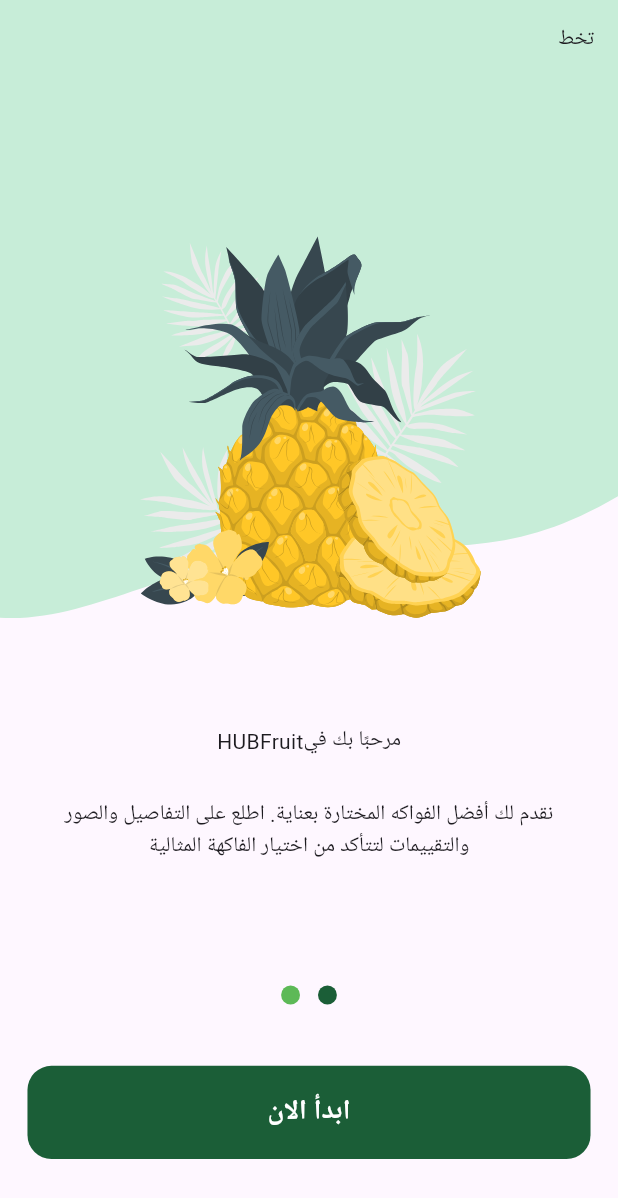
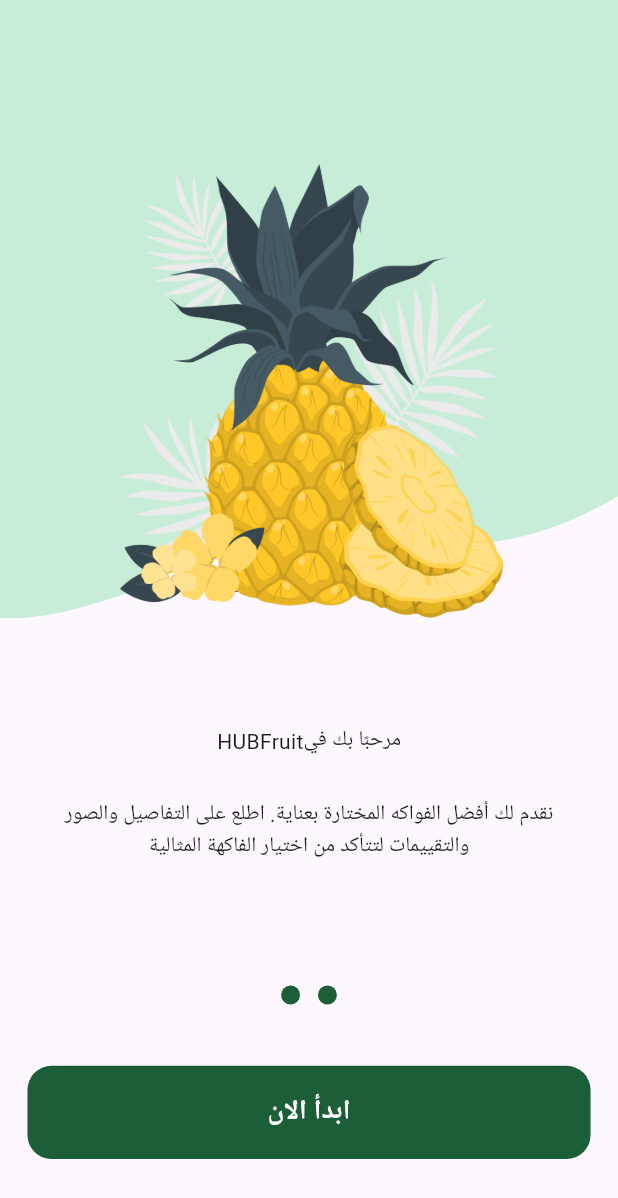
Before and after one commit to AbdoAlHady/fruits_hub, a Flutter app: the screen it shows after launch, swiped to page 2, on a phone screen of 412 x 824 dp. Shown: the top 1198 px of the screen. Run offline on Flutter 3.47's test engine with Material 3 defaults, Android fonts, the phone set to English and light mode, and no system bars; drawn by our look-alikes of dots_indicator; our stand-ins replace flutter_screenutil, flutter_svg.

Commit message:
finish on boarding logic

```diff
--- a/lib/core/utils/app_images.dart
+++ b/lib/core/utils/app_images.dart
@@ -8,11 +8,11 @@ class AppImages {
 
   static const String imagesPageViewItem1BackgroundImage = "assets/images/page_view_item1_background_image.svg";
 
-  static const String imagesPageViewItem1Image = "assets/images/page_view_item1_image.svg";
+  static const String imagesPageViewItem1Image = "assets/images/page_view_item1_image.png";
 
   static const String imagesPageViewItem2BackgroundImage = "assets/images/page_view_item2_background_image.svg";
 
-  static const String imagesPageViewItem2Image = "assets/images/page_view_item2_image.svg";
+  static const String imagesPageViewItem2Image = "assets/images/page_view_item2_image.png";
 
   static const String imagesPlant = "assets/images/plant.svg";
 
--- a/lib/features/onboarding/presentation/widgets/on_boarding_page_view.dart
+++ b/lib/features/onboarding/presentation/widgets/on_boarding_page_view.dart
@@ -5,14 +5,18 @@ import 'package:fruits_hub/features/onboarding/presentation/widgets/page_view_it
 import '../../../../generated/l10n.dart';
 
 class OnBoardingPageView extends StatelessWidget {
-  const OnBoardingPageView({super.key});
-
+  const OnBoardingPageView({super.key, required this.pageController});
+  final PageController pageController;
   @override
   Widget build(BuildContext context) {
     return PageView(
+      controller: pageController,
       children: [
         PageViewItem(
           image: AppImages.imagesPageViewItem1Image,
+          isVisible:
+              (pageController.hasClients ? pageController.page!.round() : 0) ==
+                  0,
           backgorundImage: AppImages.imagesPageViewItem1BackgroundImage,
           subTitle: S.of(context).onBoardingSubtitle1,
           title: Row(
@@ -26,6 +30,11 @@ class OnBoardingPageView extends StatelessWidget {
         ),
         PageViewItem(
           image: AppImages.imagesPageViewItem2Image,
+          isVisible:
+              (pageController.hasClients ? pageController.page!.round() : 1) ==
+                      1
+                  ? false
+                  : true,
           backgorundImage: AppImages.imagesPageViewItem2BackgroundImage,
           subTitle: S.of(context).onBoardingSubtitle2,
           title: Row(
--- a/lib/features/onboarding/presentation/widgets/on_boarding_screen_body.dart
+++ b/lib/features/onboarding/presentation/widgets/on_boarding_screen_body.dart
@@ -6,27 +6,62 @@ import 'package:fruits_hub/core/theme/app_colors.dart';
 import 'package:fruits_hub/core/widgets/app_custom_button.dart';
 import 'package:fruits_hub/features/onboarding/presentation/widgets/on_boarding_page_view.dart';
 
-class OnBoardingScreenBody extends StatelessWidget {
+class OnBoardingScreenBody extends StatefulWidget {
   const OnBoardingScreenBody({super.key});
+
+  @override
+  State<OnBoardingScreenBody> createState() => _OnBoardingScreenBodyState();
+}
+
+class _OnBoardingScreenBodyState extends State<OnBoardingScreenBody> {
+  late final PageController pageController;
+  int currentPage = 0;
+  @override
+  void initState() {
+    pageController = PageController();
+    pageController.addListener(() {
+      currentPage = pageController.page!.round();
+      setState(() {});
+    });
+    super.initState();
+  }
+
+  @override
+  void dispose() {
+    pageController.dispose();
+    super.dispose();
+  }
 
   @override
   Widget build(BuildContext context) {
     return Column(
       children: [
-        Expanded(child: OnBoardingPageView()),
+        Expanded(
+          child: OnBoardingPageView(
+            pageController: pageController,
+          ),
+        ),
         DotsIndicator(
           dotsCount: 2,
           decorator: DotsDecorator(
             activeColor: AppColors.primaryColor,
-            color: AppColors.lightGreen,
+            color: currentPage == 1
+                ? AppColors.primaryColor
+                : AppColors.lightGreen,
             size: Size(11.w, 11.h),
             activeSize: Size(11.w, 11.h),
           ),
         ),
         verticalSpace(29),
-        Padding(
-          padding: EdgeInsets.symmetric(horizontal: 16.w),
-          child: AppCustomButton(onPressed: () {}, text: 'ابدأ الان'),
+        Visibility(
+          visible: currentPage == 1,
+          maintainAnimation: true,
+          maintainSize: true,
+          maintainState: true,
+          child: Padding(
+            padding: EdgeInsets.symmetric(horizontal: 16.w),
+            child: AppCustomButton(onPressed: () {}, text: 'ابدأ الان'),
+          ),
         ),
         verticalSpace(43)
       ],
--- a/lib/features/onboarding/presentation/widgets/page_view_item.dart
+++ b/lib/features/onboarding/presentation/widgets/page_view_item.dart
@@ -9,10 +9,12 @@ class PageViewItem extends StatelessWidget {
       required this.image,
       required this.backgorundImage,
       required this.subTitle,
-      required this.title});
+      required this.title,
+      required this.isVisible});
   final String image, backgorundImage;
   final String subTitle;
   final Widget title;
+  final bool isVisible;
 
   @override
   Widget build(BuildContext context) {
@@ -33,16 +35,22 @@ class PageViewItem extends StatelessWidget {
               ),
               Align(
                 alignment: AlignmentDirectional.bottomCenter,
-                child: SvgPicture.asset(
+                child: Image.asset(
+                  width: 270.w,
+                  height: 266.h,
+                  fit: BoxFit.fill,
                   image,
                 ),
               ),
 
-              Align(
-                alignment: AlignmentDirectional.topStart,
-                child: Padding(
-                  padding: const EdgeInsets.all(16.0),
-                  child: Text('تخط'),
+              Visibility(
+                visible: isVisible,
+                child: Align(
+                  alignment: AlignmentDirectional.topStart,
+                  child: Padding(
+                    padding: const EdgeInsets.all(16.0),
+                    child: Text('تخط'),
+                  ),
                 ),
               ),
             ],
```
Also changed, not shown: assets/images/page_view_item1_image.png (added), assets/images/page_view_item1_image.svg (deleted), assets/images/page_view_item2_image.png (added), assets/images/page_view_item2_image.svg (deleted).
